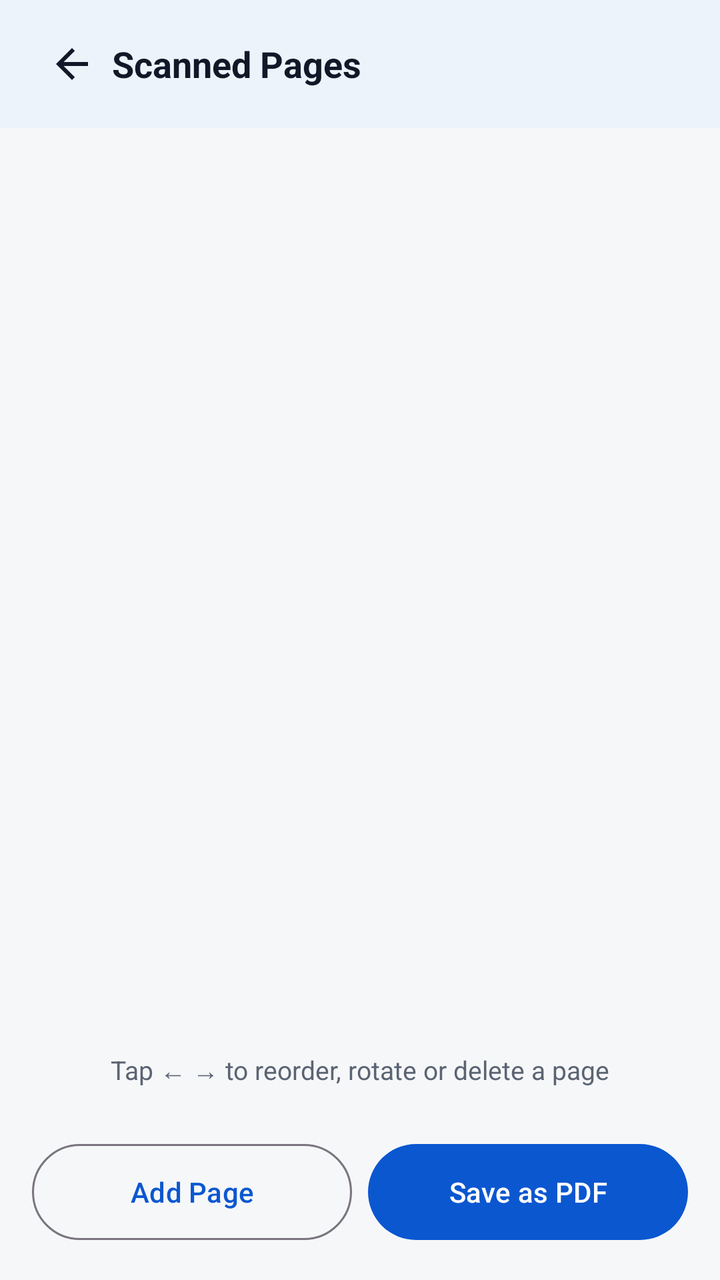
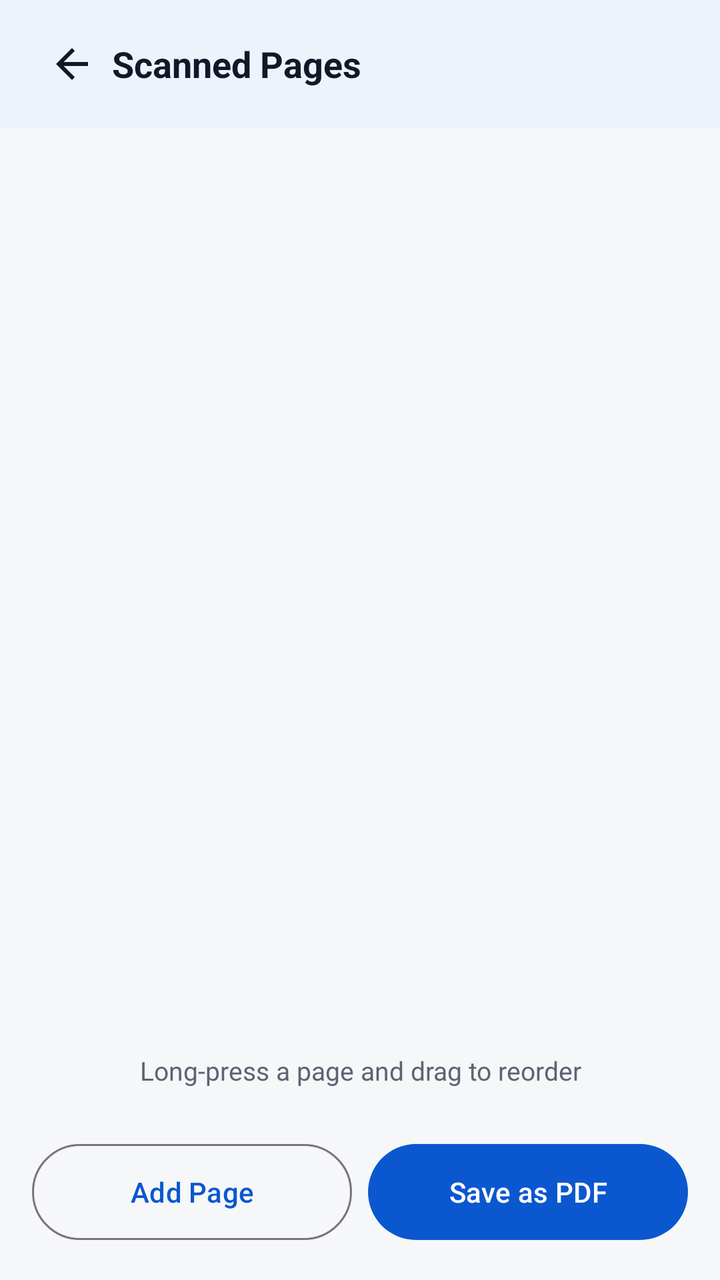

The first picture is an Android layout as it rendered before a commit; the second is the same layout after the commit. The layout source and the unified diff follow.
<!-- AndroidManifest.xml: application theme Theme.Hakunaa -->
<!-- res/layout/activity_pages.xml -->
<?xml version="1.0" encoding="utf-8"?>
<LinearLayout xmlns:android="http://schemas.android.com/apk/res/android"
    android:layout_width="match_parent"
    android:layout_height="match_parent"
    android:background="@color/hakunaa_background"
    android:orientation="vertical">

    <com.google.android.material.appbar.MaterialToolbar
        android:id="@+id/toolbar"
        android:layout_width="match_parent"
        android:layout_height="wrap_content"
        android:background="@color/hakunaa_surface"
        android:elevation="2dp"
        android:titleTextColor="@color/hakunaa_text">

        <LinearLayout
            android:layout_width="match_parent"
            android:layout_height="wrap_content"
            android:gravity="center_vertical"
            android:orientation="horizontal">

            <ImageButton
                android:id="@+id/btnBack"
                android:layout_width="40dp"
                android:layout_height="40dp"
                android:background="@android:color/transparent"
                android:contentDescription="Back"
                android:src="@drawable/ic_arrow_back"
                android:tint="@color/hakunaa_text" />

            <TextView
                android:id="@+id/tvTitle"
                android:layout_width="wrap_content"
                android:layout_height="wrap_content"
                android:text="Scanned Pages"
                android:textColor="@color/hakunaa_text"
                android:textSize="18sp"
                android:textStyle="bold" />
        </LinearLayout>
    </com.google.android.material.appbar.MaterialToolbar>

    <ScrollView
        android:layout_width="match_parent"
        android:layout_height="0dp"
        android:layout_weight="1"
        android:padding="8dp">

        <GridLayout
            android:id="@+id/pagesGrid"
            android:layout_width="match_parent"
            android:layout_height="wrap_content"
            android:columnCount="2"
            android:orientation="horizontal" />
    </ScrollView>

    <TextView
        android:id="@+id/tvStatus"
        android:layout_width="match_parent"
        android:layout_height="wrap_content"
        android:gravity="center"
        android:padding="8dp"
        android:text="Tap ← → to reorder, rotate or delete a page"
        android:textColor="@color/hakunaa_text_secondary"
        android:textSize="13sp" />

    <LinearLayout
        android:layout_width="match_parent"
        android:layout_height="wrap_content"
        android:orientation="horizontal"
        android:padding="16dp">

        <com.google.android.material.button.MaterialButton
            android:id="@+id/btnAddPage"
            android:layout_width="0dp"
            android:layout_height="56dp"
            android:layout_marginEnd="8dp"
            android:layout_weight="1"
            android:text="Add Page"
            style="@style/Widget.Material3.Button.OutlinedButton" />

        <com.google.android.material.button.MaterialButton
            android:id="@+id/btnSavePdf"
            android:layout_width="0dp"
            android:layout_height="56dp"
            android:layout_weight="1"
            android:text="Save as PDF" />
    </LinearLayout>
</LinearLayout>
<!-- resources referenced by this layout -->
<resources>
  <color name="hakunaa_background">#F6F7F9</color>
  <color name="hakunaa_surface">#FFFFFF</color>
  <color name="hakunaa_text">#111827</color>
  <color name="hakunaa_text_secondary">#5B6472</color>
  <!-- drawable ic_arrow_back (drawable) -->
  <vector xmlns:android="http://schemas.android.com/apk/res/android"
      android:width="24dp"
      android:height="24dp"
      android:viewportWidth="24"
      android:viewportHeight="24"
      android:tint="#111827">
      <path
          android:fillColor="#FF000000"
          android:pathData="M20,11H7.83l5.59,-5.59L12,4l-8,8 8,8 1.41,-1.41L7.83,13H20v-2z" />
  </vector>
  <style name="Theme.Hakunaa" parent="Theme.Material3.Light.NoActionBar">
          <item name="colorPrimary">@color/hakunaa_primary</item>
          <item name="colorPrimaryDark">@color/hakunaa_primary_dark</item>
          <item name="colorOnPrimary">@color/hakunaa_on_primary</item>
          <item name="android:windowBackground">@color/hakunaa_background</item>
          <item name="colorSurface">@color/hakunaa_surface</item>
          <item name="android:textColorPrimary">@color/hakunaa_text</item>
          <item name="android:textColorSecondary">@color/hakunaa_text_secondary</item>
      </style>
  <color name="hakunaa_primary">#0B57D0</color>
  <color name="hakunaa_primary_dark">#0842A0</color>
  <color name="hakunaa_on_primary">#FFFFFF</color>
</resources>

<!-- the commit's change to res/layout/activity_pages.xml (unified diff, before → after) -->
@@ -39,19 +39,12 @@
         </LinearLayout>
     </com.google.android.material.appbar.MaterialToolbar>
 
-    <ScrollView
+    <androidx.recyclerview.widget.RecyclerView
+        android:id="@+id/pagesRecycler"
         android:layout_width="match_parent"
         android:layout_height="0dp"
         android:layout_weight="1"
-        android:padding="8dp">
-
-        <GridLayout
-            android:id="@+id/pagesGrid"
-            android:layout_width="match_parent"
-            android:layout_height="wrap_content"
-            android:columnCount="2"
-            android:orientation="horizontal" />
-    </ScrollView>
+        android:padding="8dp" />
 
     <TextView
         android:id="@+id/tvStatus"
@@ -59,7 +52,7 @@
         android:layout_height="wrap_content"
         android:gravity="center"
         android:padding="8dp"
-        android:text="Tap ← → to reorder, rotate or delete a page"
+        android:text="Long-press a page and drag to reorder"
         android:textColor="@color/hakunaa_text_secondary"
         android:textSize="13sp" />
 
